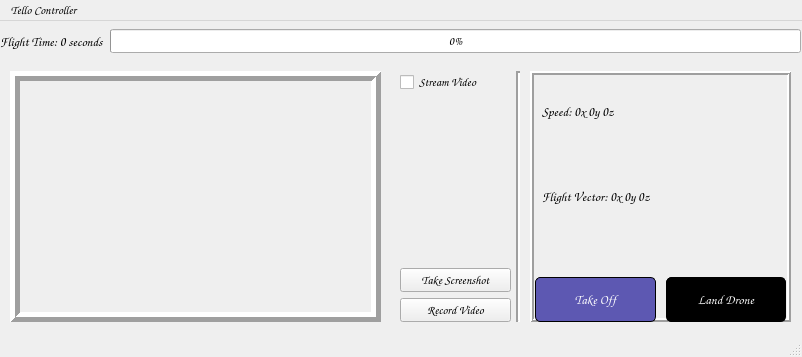
Before: the Qt Designer form tello.ui in OlumideOsuntuyi/Tello, drawn with Qt 5.
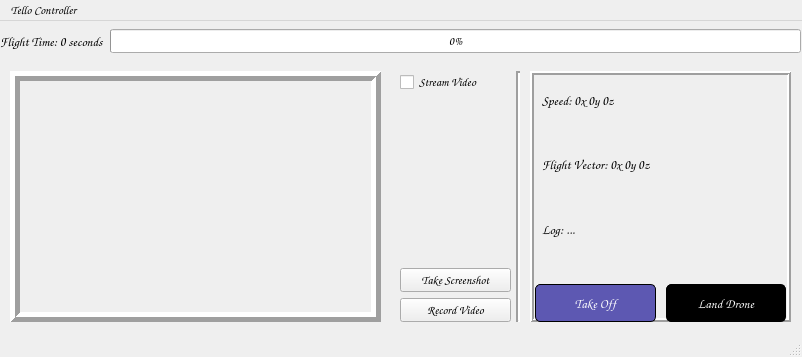
After: the same form once the commit is applied. Icons and pictures are not drawn.

Commit message: Fixed Image Button

Diff of the .ui file:
```diff
--- a/tello.ui
+++ b/tello.ui
@@ -249,6 +249,28 @@
         </property>
        </widget>
       </item>
+      <item>
+       <widget class="QLabel" name="totalDistance_2">
+        <property name="font">
+         <font>
+          <family>Comic Sans MS</family>
+          <pointsize>10</pointsize>
+         </font>
+        </property>
+        <property name="layoutDirection">
+         <enum>Qt::LeftToRight</enum>
+        </property>
+        <property name="styleSheet">
+         <string notr="true">padding: 5px 10px 5px 10px;</string>
+        </property>
+        <property name="text">
+         <string>Log: ...</string>
+        </property>
+        <property name="margin">
+         <number>2</number>
+        </property>
+       </widget>
+      </item>
       <item>
        <layout class="QHBoxLayout" name="horizontalLayout_2">
         <property name="spacing">
@@ -258,7 +280,7 @@
          <number>5</number>
         </property>
         <property name="topMargin">
-         <number>35</number>
+         <number>20</number>
         </property>
         <property name="rightMargin">
          <number>5</number>
```
The commit also changes 4 other files.
